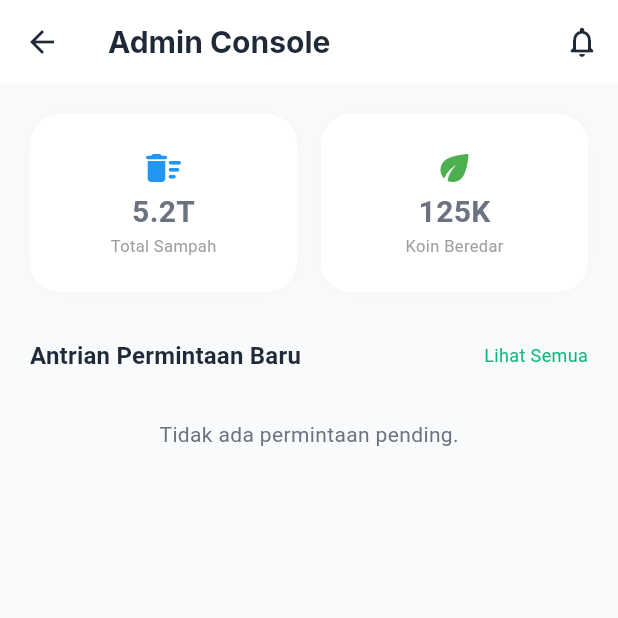
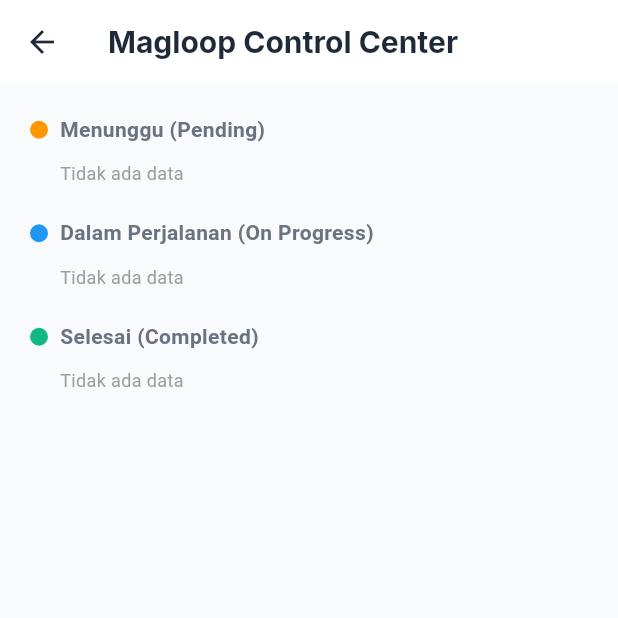
Before and after one commit to riyandimuhamad/magloop-ecologistik, a Flutter app: the AdminDashboard screen opened directly, on a phone screen of 412 x 824 dp, the top half of it. Run offline on Flutter 3.47's test engine with Material 3 defaults, Android fonts, the phone set to English and light mode, and no system bars; our stand-ins replace cloud_firestore, firebase_core, google_fonts, google_generative_ai, google_maps_flutter; missing offline and left inert: mobile_scanner; accounts and stored records are empty.

Commit message:
Add Dockerfile and final features

```diff
--- a/lib/features/admin/admin_dashboard.dart
+++ b/lib/features/admin/admin_dashboard.dart
@@ -10,119 +10,58 @@
   Widget build(BuildContext context) {
     return Scaffold(
       backgroundColor: AppColors.background,
-      body: CustomScrollView(
-        slivers: [
-          _buildSliverAppBar(context),
-          SliverToBoxAdapter(
-            child: Padding(
-              padding: const EdgeInsets.all(20),
+      appBar: AppBar(title: const Text('Magloop Control Center')),
+      body: SingleChildScrollView(
         child: Column(
           children: [
-                  _buildStatGrid(),
-                  const SizedBox(height: 32),
-                  _buildSectionTitle(context, 'Antrian Permintaan Baru'),
-                  _buildPendingRequests(),
+            _buildStatusList(context, 'Menunggu (Pending)', 'pending', Colors.orange),
+            _buildStatusList(context, 'Dalam Perjalanan (On Progress)', 'in_progress', Colors.blue),
+            _buildStatusList(context, 'Selesai (Completed)', 'completed', AppColors.primary),
           ],
         ),
-            ),
-          ),
-        ],
       ),
     );
   }
 
-  Widget _buildSliverAppBar(BuildContext context) {
-    return SliverAppBar(
-      pinned: true,
-      backgroundColor: AppColors.surface,
-      title: const Text('Admin Console', style: TextStyle(color: AppColors.textPrimary)),
-      actions: [
-        IconButton(icon: const Icon(Icons.notifications_none_rounded), onPressed: () {}),
-      ],
-    );
-  }
-
-  Widget _buildStatGrid() {
-    return GridView.count(
-      crossAxisCount: 2,
-      shrinkWrap: true,
-      physics: const NeverScrollableScrollPhysics(),
-      crossAxisSpacing: 16,
-      mainAxisSpacing: 16,
-      childAspectRatio: 1.5,
+  Widget _buildStatusList(BuildContext context, String title, String status, Color color) {
+    return Column(
+      crossAxisAlignment: CrossAxisAlignment.start,
       children: [
-        _buildStatCard('Total Sampah', '5.2T', Icons.delete_sweep_rounded, Colors.blue),
-        _buildStatCard('Koin Beredar', '125K', Icons.eco_rounded, Colors.green),
-      ],
-    );
-  }
-
-  Widget _buildStatCard(String label, String value, IconData icon, Color color) {
-    return Container(
-      decoration: BoxDecoration(
-        color: Colors.white,
-        borderRadius: BorderRadius.circular(20),
-        boxShadow: [BoxShadow(color: Colors.black.withOpacity(0.02), blurRadius: 10)],
-      ),
-      child: Column(
-        mainAxisAlignment: MainAxisAlignment.center,
+        Padding(
+          padding: const EdgeInsets.fromLTRB(20, 20, 20, 10),
+          child: Row(
             children: [
-          Icon(icon, color: color, size: 28),
-          Text(value, style: const TextStyle(fontSize: 20, fontWeight: FontWeight.bold)),
-          Text(label, style: const TextStyle(fontSize: 11, color: Colors.grey)),
+              Container(width: 12, height: 12, decoration: BoxDecoration(color: color, shape: BoxShape.circle)),
+              const SizedBox(width: 8),
+              Text(title, style: const TextStyle(fontWeight: FontWeight.bold)),
             ],
           ),
-    );
-  }
-
-  Widget _buildSectionTitle(BuildContext context, String title) {
-    return Padding(
-      padding: const EdgeInsets.only(bottom: 12),
-      child: Row(
-        mainAxisAlignment: MainAxisAlignment.spaceBetween,
-        children: [
-          Text(title, style: Theme.of(context).textTheme.titleMedium),
-          const Text('Lihat Semua', style: TextStyle(color: AppColors.primary, fontSize: 12)),
-        ],
         ),
-    );
-  }
-
-  Widget _buildPendingRequests() {
-    return StreamBuilder<QuerySnapshot>(
-      stream: FirebaseService().getPendingRequests(),
+        StreamBuilder<QuerySnapshot>(
+          stream: FirebaseService().getRequestsByStatus(status),
           builder: (context, snapshot) {
             if (!snapshot.hasData || snapshot.data!.docs.isEmpty) {
-          return const Center(child: Padding(
-            padding: EdgeInsets.all(20.0),
-            child: Text('Tidak ada permintaan pending.'),
-          ));
+              return const Padding(padding: EdgeInsets.symmetric(horizontal: 40), child: Text('Tidak ada data', style: TextStyle(fontSize: 12, color: Colors.grey)));
             }
-
             return ListView.builder(
               shrinkWrap: true,
               physics: const NeverScrollableScrollPhysics(),
               itemCount: snapshot.data!.docs.length,
               itemBuilder: (context, index) {
-            final doc = snapshot.data!.docs[index];
-            final data = doc.data() as Map<String, dynamic>;
+                final data = snapshot.data!.docs[index].data() as Map<String, dynamic>;
                 return Card(
-              margin: const EdgeInsets.only(bottom: 12),
-              shape: RoundedRectangleBorder(borderRadius: BorderRadius.circular(16)),
+                  margin: const EdgeInsets.symmetric(horizontal: 20, vertical: 4),
                   child: ListTile(
-                leading: const CircleAvatar(backgroundColor: AppColors.primarySurface, child: Icon(Icons.storefront_rounded, color: AppColors.primary)),
-                title: Text(data['partnerName'] ?? 'Mitra'),
-                subtitle: Text(data['location'] ?? 'Lokasi tidak ada'),
-                trailing: ElevatedButton(
-                  onPressed: () => FirebaseService().assignDriver(doc.id, 'DRIVER_01'),
-                  style: ElevatedButton.styleFrom(backgroundColor: AppColors.primary, padding: const EdgeInsets.symmetric(horizontal: 12)),
-                  child: const Text('Assign', style: TextStyle(fontSize: 11)),
-                ),
+                    title: Text(data['partnerName'] ?? ''),
+                    subtitle: Text('Status: $status'),
+                    trailing: Text(status == 'completed' ? 'Success' : '...', style: TextStyle(color: color, fontWeight: FontWeight.bold)),
                   ),
                 );
               },
             );
           },
+        ),
+      ],
     );
   }
 }
```
Also changed, not shown: lib/features/driver/driver_dashboard.dart (+83 -61 lines), lib/services/firebase_service.dart (+33 -28 lines), 1 other file. Lines whose indentation alone changed are shown as unchanged.
